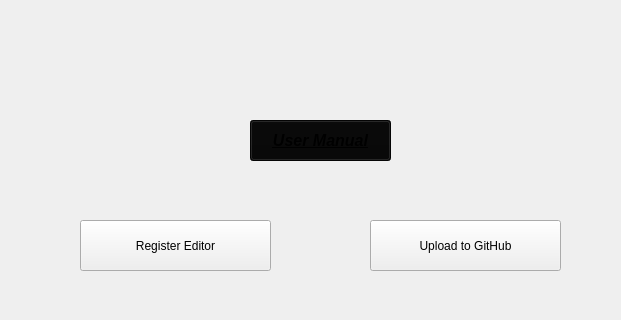
Old version of the form mainwindow_2.ui in the repository Vadimkkaa/Course_Work_Register_git_control; both pictures show x 0 to 621 and y 0 to 320 of the 621 by 515 pixel window.
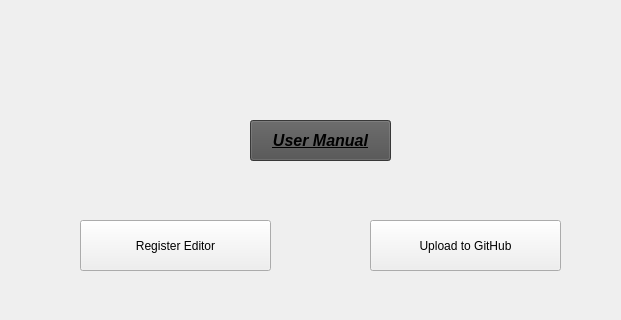
New version of the form. Icons and pictures are not drawn.

The edit to the form file:
```diff
--- a/mainwindow_2.ui
+++ b/mainwindow_2.ui
@@ -55,7 +55,8 @@
     </property>
     <property name="styleSheet">
      <string notr="true">background-image: url(:/resource/img/kX6dL.png);
-background-color: rgb(7, 7, 7);</string>
+background-color: rgb(79, 79, 79);
+</string>
     </property>
     <property name="text">
      <string>User Manual</string>
```
